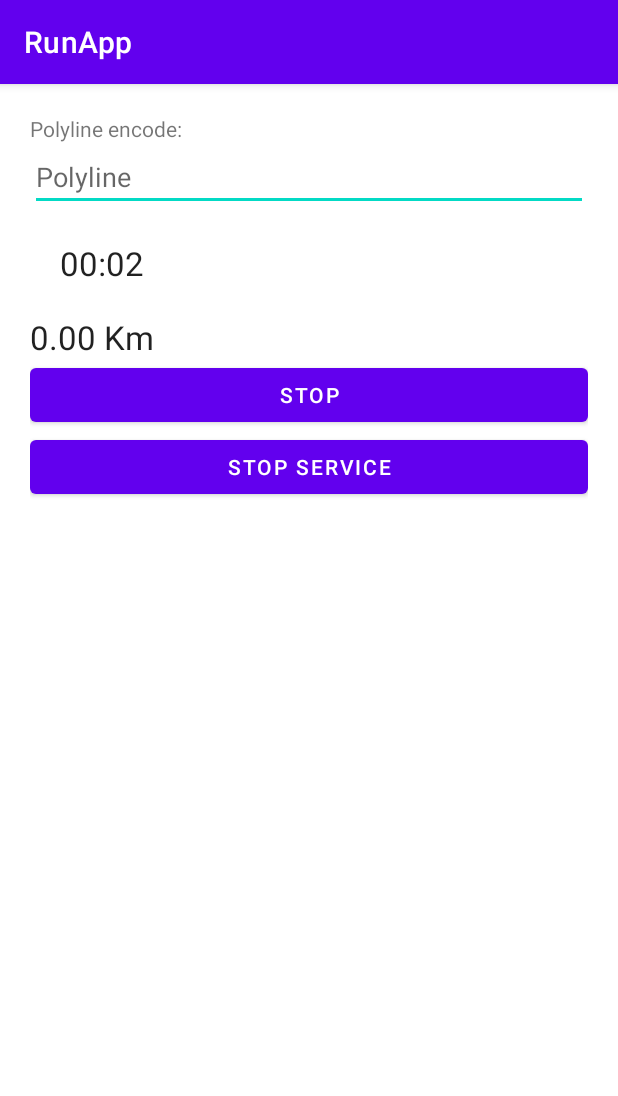
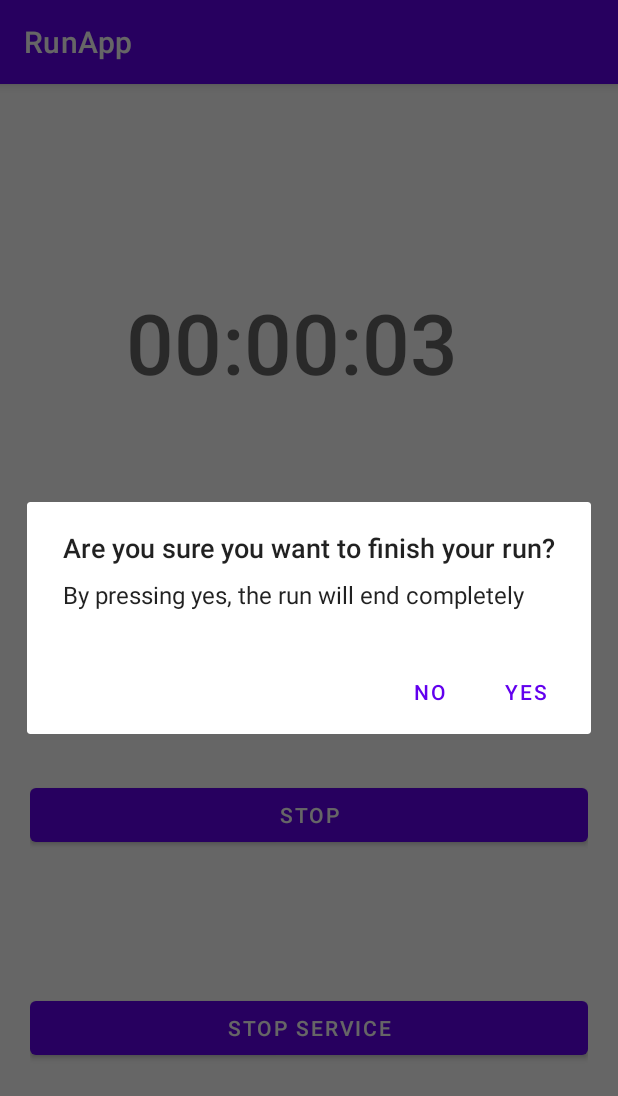
Before and after one commit to manuelmacaj/RunApp, an Android app: the RunSessionActivity screen opened directly, with no data from a screen before it, after a tap on "STOP SERVICE", on a phone screen of 412 x 824 dp. Shown: the top 1096 px of the screen. Run offline under Robolectric (Android 15) with nearby library versions, the phone set to English and light mode, and no system bars; our stand-ins replace Firebase (no records; nobody signed in at launch, a user with empty details on screens opened directly); libraries missing offline, so code that uses them is left out: com.google.maps.android; 3 other taps on this screen came first.

Commit message:
new UI for activity_run_session.xml; fixed issues; New collection on firebase.

```diff
--- a/app/src/main/java/com/manuelmacaj/bottomnavigation/View/runpackage/RunSessionActivity.kt
+++ b/app/src/main/java/com/manuelmacaj/bottomnavigation/View/runpackage/RunSessionActivity.kt
@@ -1,24 +1,24 @@
 package com.manuelmacaj.bottomnavigation.View.runpackage
 
-import android.content.BroadcastReceiver
-import android.content.Context
-import android.content.Intent
-import android.content.IntentFilter
+import android.app.AlertDialog
+import android.content.*
 import android.icu.util.Measure
 import android.icu.util.MeasureUnit
 import android.location.Location
 import android.os.Bundle
 import android.os.SystemClock
 import android.util.Log
-import android.widget.Button
-import android.widget.Chronometer
-import android.widget.EditText
-import android.widget.TextView
+import android.widget.*
 import androidx.appcompat.app.AppCompatActivity
 import com.google.android.gms.maps.model.LatLng
+import com.google.firebase.firestore.FirebaseFirestore
 import com.google.maps.android.PolyUtil
+import com.manuelmacaj.bottomnavigation.Global.Global
+import com.manuelmacaj.bottomnavigation.R
 import com.manuelmacaj.bottomnavigation.Service.GPSService
-import com.manuelmacaj.bottomnavigation.R
+import java.util.*
+import kotlin.collections.ArrayList
+import kotlin.collections.HashMap
 
 
 class RunSessionActivity : AppCompatActivity() {
@@ -27,15 +27,14 @@ class RunSessionActivity : AppCompatActivity() {
     private val TAG = "RunSessionActivity"
 
     private lateinit var btnRunSession: Button
-    private lateinit var btn_stop: Button
-    private lateinit var textView: TextView
-    private lateinit var polylineText: EditText
+    private lateinit var btn_endRun: Button
     private lateinit var chronometer: Chronometer
 
     private lateinit var textKM: TextView
-    private var isRuning: Boolean = false
+    private var isRunning: Boolean = false
     private var totalKM: Double = 0.0
     private var timeWhenStop = 0L
+    private var currentTime: Date = Calendar.getInstance().time
 
     private var broadcastReceiver: BroadcastReceiver? = null
 
@@ -44,11 +43,20 @@ class RunSessionActivity : AppCompatActivity() {
         setContentView(R.layout.activity_run_session)
 
         btnRunSession = findViewById(R.id.btnStartService)
-        btn_stop = findViewById(R.id.btnStopService)
-        textView = findViewById(R.id.textViewCoordinate)
-        polylineText = findViewById(R.id.editTextPolyline)
+        btn_endRun = findViewById(R.id.btnStopService)
         chronometer = findViewById(R.id.chronometer)
         textKM = findViewById(R.id.textViewTotalKm)
+
+        chronometer.setOnChronometerTickListener {
+            val time = SystemClock.elapsedRealtime() - chronometer.base
+            val h = (time / 3600000).toInt()
+            val m = (time - h * 3600000).toInt() / 60000
+            val s = (time - h * 3600000 - m * 60000).toInt() / 1000
+            val t = (if (h < 10) "0$h" else h).toString() + ":" + (if (m < 10) "0$m" else m) + ":" + if (s < 10) "0$s" else s
+            chronometer.text = t
+        }
+        chronometer.base = SystemClock.elapsedRealtime()
+        chronometer.text = "00:00:00"
 
         enableButtons()
     }
@@ -57,41 +65,73 @@ class RunSessionActivity : AppCompatActivity() {
 
         btnRunSession.setOnClickListener {
 
-            if (!isRuning) {
+            if (!isRunning) {
                 startGPSService()
                 chronometer.base = SystemClock.elapsedRealtime() + timeWhenStop
                 chronometer.start()
-                isRuning = true
+                isRunning = true
                 Log.d(TAG, "Avvio corsa")
             } else {
                 timeWhenStop = chronometer.base - SystemClock.elapsedRealtime() //calcolo il tempo che avanza tra il valore attuale del cronometro e il tempo trascorso dalla pausa
                 chronometer.stop() // pausa cronometro
-                isRuning = false
+                isRunning = false
                 Log.d(TAG, "Stop corsa")
             }
-            btnRunSession.setText(if (!isRuning) R.string.resume else R.string.stop)
+            btnRunSession.setText(if (!isRunning) R.string.resume else R.string.stop)
 
         }
 
-        btn_stop.setOnClickListener {
-            Log.d(TAG, "Fine del servizio")
+        btn_endRun.setOnClickListener {
+            Log.d(TAG, "Fine della corsa")
 
-            timeWhenStop = chronometer.base - SystemClock.elapsedRealtime() //calcolo il tempo che avanza tra il valore attuale del cronometro e il tempo trascorso dalla pausa
-            chronometer.stop() // pausa cronometro
+            AlertDialog.Builder(this)
+                .setTitle(getString(R.string.titleEndRun))
+                .setMessage(getString(R.string.messageEndRun))
+                .setPositiveButton(getString(R.string.yesButton)) { _, _ ->
 
-            btn_stop.isClickable = false
-            btnRunSession.isClickable = true
+                    timeWhenStop = chronometer.base - SystemClock.elapsedRealtime() //calcolo il tempo che avanza tra il valore attuale del cronometro e il tempo trascorso dalla pausa
+                    chronometer.stop() //fermo il cronometro
+                    isRunning = false //l'utente non corre più, lo imposto a false
 
-            val intent = Intent(applicationContext, GPSService::class.java)
-            stopService(intent)
-            Log.d(TAG, PolyUtil.encode(track))
-            polylineText.setText(PolyUtil.encode(track))
+                    val intent = Intent(applicationContext, GPSService::class.java)
+                    stopService(intent) //fermo il servizio
+                    Log.d(TAG, PolyUtil.encode(track))
+
+                    sendToFirebase()
+                }
+                .setNegativeButton("No") { _, _ ->
+                    //non faccio niente, proseguo la corsa
+                }
+                .create()
+                .show()
         }
     }
 
     private fun startGPSService() {
         val intent = Intent(applicationContext, GPSService::class.java)
         startForegroundService(intent)
+    }
+
+    private fun sendToFirebase() {
+        //Creo una HashMap che mi servità quando caricherò i dati della sessione appena conclusa
+        val sessionMap = HashMap<String, Any>()
+        sessionMap["TimeWhenStart"] = currentTime
+        sessionMap["Polyline encode"] = PolyUtil.encode(track)
+        sessionMap["Chilometri prercorsi"] = textKM.text.toString()
+        sessionMap["Tempo"] = chronometer.text.toString()
+
+        /*Creo un oggetto di tipo Collection Reference che mi permette di accedere
+         alla collezione Utenti -> documento (idUtente) -> collezione SessioneCorsa */
+
+        val mFirestore = FirebaseFirestore.getInstance().collection("Utenti").document(Global.utenteLoggato?.idUtente.toString()).collection("SessioniCorsa")
+        mFirestore.document().set(sessionMap).addOnCompleteListener { task -> //creo un nuovo documento (document è senza parametro, Firebase provvederà alla creazione di un documento un id generato)
+            if (task.isSuccessful) {
+                Toast.makeText(this, "Caricamento della sessione eseguita", Toast.LENGTH_LONG).show()
+                finish()
+            } else {
+                Toast.makeText(this, "Impossibile caricare la sessione", Toast.LENGTH_LONG).show()
+            }
+        }
     }
 
     override fun onResume() {
@@ -105,18 +145,17 @@ class RunSessionActivity : AppCompatActivity() {
                         val lat = intent.extras?.get("Lat") as Double
                         val lng = intent.extras?.get("Lng") as Double
 
-                        if(isRuning) { //se l'utente sta correndo allora calcolo i km, se è in pausa non li calcolo
+                        if(isRunning) { //se l'utente sta correndo allora calcolo i km, se è in pausa non li calcolo
                             calculateKilometersDuringRun(lat, lng) //chiamata del metodo di calcolo dei km percorsi
                             textKM.text = String.format("%.2f", totalKM) //inserisco il risultato finale dei km percorsi
-                            textKM.append(" Km")
+                            textKM.append(" Km") //aggiungo la stringa contenente l'unità di misura utilizzata
                         }
 
-                        addCoordinates(lat, lng)
+                        addCoordinates(lat, lng) //chiamata del metodo per l'aggiunta delle coordinate
                     }
                 }
             }
         }
-
         registerReceiver(broadcastReceiver, IntentFilter("location_update"))
     }
 
@@ -160,14 +199,11 @@ class RunSessionActivity : AppCompatActivity() {
             } else {
                 Log.d(TAG, "Non acquisisco la posizione")
             }
-
         }
         else {
             track.add(LatLng(lat, lng)) // aggiungo alla lista le coordinate che il service mi ha fornito
         }
-
     }
-
 
     override fun onDestroy() {
         super.onDestroy()
--- a/app/src/main/res/layout/activity_run_session.xml
+++ b/app/src/main/res/layout/activity_run_session.xml
@@ -1,62 +1,63 @@
 <?xml version="1.0" encoding="utf-8"?>
-<LinearLayout xmlns:android="http://schemas.android.com/apk/res/android"
+<androidx.constraintlayout.widget.ConstraintLayout xmlns:android="http://schemas.android.com/apk/res/android"
+    xmlns:app="http://schemas.android.com/apk/res-auto"
     xmlns:tools="http://schemas.android.com/tools"
     android:layout_width="match_parent"
     android:layout_height="match_parent"
     android:orientation="vertical"
     android:padding="20dp"
+    android:textDirection="firstStrong"
     tools:context=".View.runpackage.RunSessionActivity">
-
-    <!--
-
-      <Button
-          android:id="@+id/button"
-          android:layout_width="wrap_content"
-          android:layout_height="wrap_content"
-          android:paddingLeft="20dp"
-          android:paddingRight="20dp"
-          android:text="@string/start" />-->
-
-
-    <TextView
-        android:id="@+id/textViewCoordinate"
-        android:layout_width="match_parent"
-        android:layout_height="wrap_content"
-        android:text="Polyline encode: " />
-
-    <EditText
-        android:id="@+id/editTextPolyline"
-        android:layout_width="match_parent"
-        android:layout_height="wrap_content"
-        android:ems="10"
-        android:hint="Polyline"
-        android:inputType="textPersonName" />
 
     <Chronometer
         android:id="@+id/chronometer"
-        android:layout_width="331dp"
+        android:layout_width="wrap_content"
         android:layout_height="wrap_content"
         android:layout_margin="20dp"
-        android:textAppearance="@style/TextAppearance.AppCompat.Large" />
+        android:fontFamily="sans-serif-medium"
+        android:textAlignment="center"
+        android:textAppearance="@style/TextAppearance.AppCompat.Display3"
+        app:layout_constraintBottom_toTopOf="@+id/textViewTotalKm"
+        app:layout_constraintEnd_toEndOf="parent"
+        app:layout_constraintHorizontal_bias="0.4"
+        app:layout_constraintStart_toStartOf="parent"
+        app:layout_constraintTop_toTopOf="parent"
+        app:layout_constraintVertical_chainStyle="spread" />
 
     <TextView
         android:id="@+id/textViewTotalKm"
-        android:layout_width="match_parent"
+        android:layout_width="wrap_content"
         android:layout_height="wrap_content"
+        android:layout_marginEnd="150dp"
         android:text="0.00 Km"
-        android:textAppearance="@style/TextAppearance.AppCompat.Large" />
-
+        android:textAppearance="@style/TextAppearance.AppCompat.Display1"
+        app:layout_constraintBottom_toTopOf="@+id/btnStartService"
+        app:layout_constraintEnd_toEndOf="parent"
+        app:layout_constraintHorizontal_bias="0.5"
+        app:layout_constraintStart_toStartOf="parent"
+        app:layout_constraintTop_toBottomOf="@+id/chronometer" />
 
     <Button
         android:id="@+id/btnStartService"
         android:layout_width="match_parent"
         android:layout_height="wrap_content"
-        android:text="@string/start_Run" />
+        android:text="@string/start_Run"
+        app:layout_constraintBottom_toTopOf="@+id/btnStopService"
+        app:layout_constraintEnd_toEndOf="parent"
+        app:layout_constraintHorizontal_bias="0.4"
+        app:layout_constraintStart_toStartOf="parent"
+        app:layout_constraintTop_toBottomOf="@+id/textViewTotalKm" />
 
     <Button
         android:id="@+id/btnStopService"
         android:layout_width="match_parent"
         android:layout_height="wrap_content"
-        android:text="Stop service" />
+        android:text="Stop service"
+        app:layout_constraintBottom_toBottomOf="parent"
+        app:layout_constraintEnd_toEndOf="parent"
+        app:layout_constraintHorizontal_bias="0.5"
+        app:layout_constraintStart_toStartOf="parent"
+        app:layout_constraintTop_toBottomOf="@+id/btnStartService" />
 
-</LinearLayout>
+
+</androidx.constraintlayout.widget.ConstraintLayout>
--- a/app/src/main/res/values/strings.xml
+++ b/app/src/main/res/values/strings.xml
@@ -30,4 +30,7 @@
     <string name="image_view">TODO</string>
     <string name="day">Day</string>
     <string name="start_Run">Run</string>
+    <string name="titleEndRun">Are you sure you want to finish your run?</string>
+    <string name="messageEndRun">By pressing yes, the run will end completely</string>
+    <string name="yesButton">Yes</string>
 </resources>
```
Also changed, not shown: app/src/main/java/com/manuelmacaj/bottomnavigation/View/runpackage/RunFragment.kt (+12 -15 lines), 1 other file.
